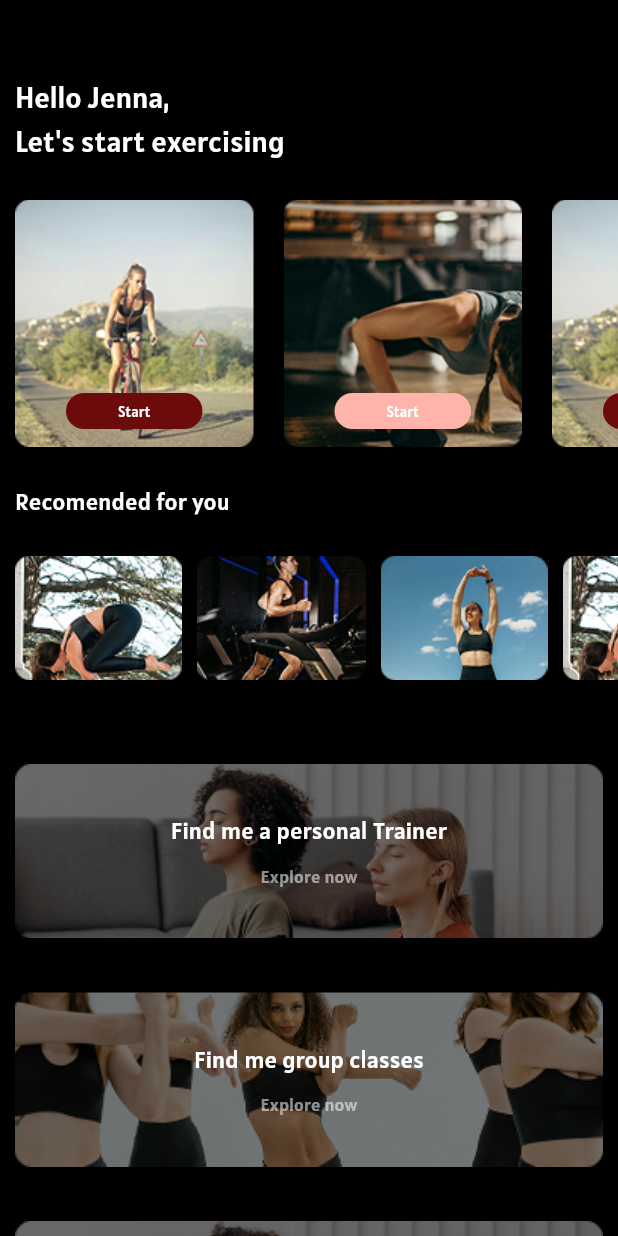
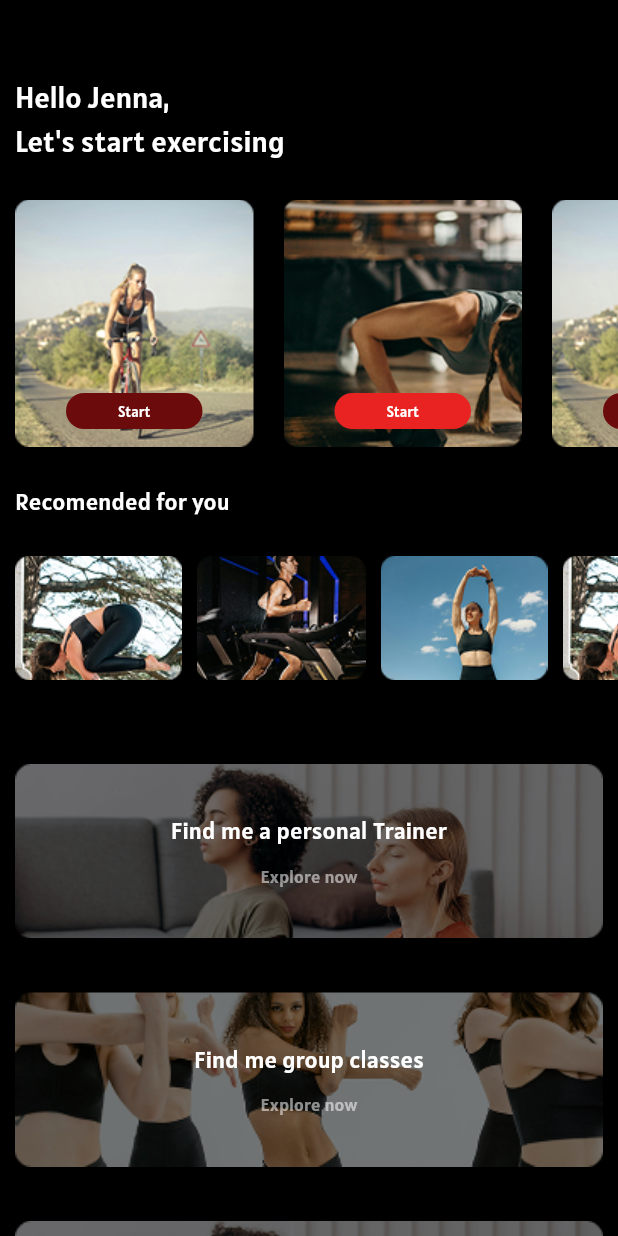
Before and after one commit to parindyaliyanage/intern_task_1, a Flutter app: the MainDashboard screen opened by its route, on a phone screen of 412 x 824 dp. Run offline on Flutter 3.47's test engine with Material 3 defaults, Android fonts, the light colour scheme and no system bars; our stand-ins replace go_router.

Commit message:
fixed widgets in main_dashboard

```diff
--- a/lib/screens/main_dashboard/exercises_list.dart
+++ b/lib/screens/main_dashboard/exercises_list.dart
@@ -1,103 +1,6 @@
 import 'package:flutter/material.dart';
-import 'package:go_router/go_router.dart';
 import 'package:intern_task_1/widgets/main_dashboard_widgets/explore.dart';
 import 'package:intern_task_1/widgets/main_dashboard_widgets/recommendation.dart';
-import 'package:intern_task_1/themes/colors.dart';
-import 'package:intern_task_1/themes/text_styles.dart';
-
-// exercises imaeg list
-
-final List<Widget> exercisesImages = [
-  Builder(
-    builder:
-        (context) => Padding(
-          padding: const EdgeInsets.symmetric(vertical: 1.0, horizontal: 10.0),
-          child: Stack(
-            alignment: Alignment.bottomCenter,
-            children: [
-              ClipRRect(
-                child: Image.asset(
-                  'assets/images/cycling.png',
-                  fit: BoxFit.contain,
-                ),
-              ),
-              FilledButton(
-                onPressed: () {
-                  //! DailyWorkoutPlan
-                  GoRouter.of(context).push('/workout');
-                },
-                style: FilledButton.styleFrom(
-                  backgroundColor: AppColors.seedColor,
-                  padding: const EdgeInsets.symmetric(
-                    horizontal: 1,
-                    vertical: 5,
-                  ),
-                  minimumSize: const Size(91, 8),
-                ),
-                child: Text('Start', style: AppTextStyles.exercisesDashboard),
-              ),
-            ],
-          ),
-        ),
-  ),
-  Padding(
-    padding: const EdgeInsets.symmetric(vertical: 1.0, horizontal: 10.0),
-    child: Stack(
-      alignment: Alignment.bottomCenter,
-      children: [
-        ClipRRect(
-          child: Image.asset('assets/images/pushups.png', fit: BoxFit.contain),
-        ),
-        FilledButton(
-          onPressed: () {},
-          style: FilledButton.styleFrom(
-            padding: const EdgeInsets.symmetric(horizontal: 1, vertical: 5),
-            minimumSize: const Size(91, 8),
-          ),
-          child: Text('Start', style: AppTextStyles.exercisesDashboard),
-        ),
-      ],
-    ),
-  ),
-  Padding(
-    padding: const EdgeInsets.symmetric(vertical: 1.0, horizontal: 10.0),
-    child: Stack(
-      alignment: Alignment.bottomCenter,
-      children: [
-        ClipRRect(
-          child: Image.asset('assets/images/cycling.png', fit: BoxFit.contain),
-        ),
-        FilledButton(
-          onPressed: () {},
-          style: FilledButton.styleFrom(
-            backgroundColor: AppColors.seedColor,
-            padding: const EdgeInsets.symmetric(horizontal: 1, vertical: 5),
-            minimumSize: const Size(91, 8),
-          ),
-          child: Text('Start', style: AppTextStyles.exercisesDashboard),
-        ),
-      ],
-    ),
-  ),
-];
-
-// final List<Widget> exercisesImages = [
-//   const StartButtonsWidget(
-//     imagePath: 'assets/images/cycling.png',
-//     route: '/workout',
-//     buttonColor: AppColors.seedColor,
-//   ),
-//   const StartButtonsWidget(
-//     imagePath: 'assets/images/pushups.png',
-//     route: '/pushups',
-//     buttonColor: Colors.orange,
-//   ),
-//   const StartButtonsWidget(
-//     imagePath: 'assets/images/yoga.png',
-//     route: '/yoga',
-//     buttonColor: Colors.blueAccent,
-//   ),
-// ];
 
 //recommend images list
 
@@ -107,13 +10,6 @@ final List<Widget> recomendImages = [
   const Recommendation(imagePath: 'assets/images/yoga2.png'),
   const Recommendation(imagePath: 'assets/images/yoga1.png'),
 ];
-
-// final List<Widget> recomendImages = [
-//   Image.asset('assets/images/yoga1.png', fit: BoxFit.contain),
-//   Image.asset('assets/images/running.png', fit: BoxFit.contain),
-//   Image.asset('assets/images/yoga2.png', fit: BoxFit.contain),
-//   Image.asset('assets/images/yoga1.png', fit: BoxFit.contain),
-// ];
 
 //explore Images list
 
--- a/lib/screens/main_dashboard/main_dashboard.dart
+++ b/lib/screens/main_dashboard/main_dashboard.dart
@@ -3,6 +3,7 @@ import 'package:intern_task_1/providers/user_provider.dart';
 import 'package:intern_task_1/themes/colors.dart';
 import 'package:intern_task_1/themes/text_styles.dart';
 import 'package:intern_task_1/screens/main_dashboard/exercises_list.dart';
+import 'package:intern_task_1/widgets/main_dashboard_widgets/start_buttons_widget.dart';
 import 'package:provider/provider.dart';
 
 class MainDashboard extends StatefulWidget {
@@ -47,7 +48,23 @@ class _MainDashboardState extends State<MainDashboard> {
               child: ListView(
                 scrollDirection: Axis.horizontal,
                 padding: const EdgeInsets.only(bottom: 10.0),
-                children: exercisesImages,
+                children: const [
+                  StartButtonsWidget(
+                    imagePath: 'assets/images/cycling.png',
+                    route: '/workout',
+                    buttonColor: AppColors.seedColor,
+                  ),
+                  StartButtonsWidget(
+                    imagePath: 'assets/images/pushups.png',
+                    route: '/workout',
+                    buttonColor: AppColors.buttonColor,
+                  ),
+                  StartButtonsWidget(
+                    imagePath: 'assets/images/cycling.png',
+                    route: '/workout',
+                    buttonColor: AppColors.seedColor,
+                  ),
+                ],
               ),
             ),
           ),
--- a/lib/widgets/main_dashboard_widgets/start_buttons_widget.dart
+++ b/lib/widgets/main_dashboard_widgets/start_buttons_widget.dart
@@ -1,48 +1,40 @@
-// import 'package:flutter/material.dart';
-// import 'package:go_router/go_router.dart';
-// import 'package:intern_task_1/themes/colors.dart';
-// import 'package:intern_task_1/themes/text_styles.dart';
+import 'package:flutter/material.dart';
+import 'package:go_router/go_router.dart';
+import 'package:intern_task_1/themes/text_styles.dart';
 
-// class StartButtonsWidget extends StatelessWidget {
-//   final String imagePath;
-//   final String buttonText;
-//   final String route;
-//   final EdgeInsets padding;
-//   final Color buttonColor;
+class StartButtonsWidget extends StatelessWidget {
+  final String imagePath;
+  final String route;
+  final Color buttonColor;
 
-//   const StartButtonsWidget({
-//     super.key,
-//     required this.imagePath,
-//     required this.route,
-//     this.buttonText = 'Start',
-//     this.padding = const EdgeInsets.symmetric(vertical: 1.0, horizontal: 10.0),
-//     this.buttonColor = AppColors.seedColor,
-//   });
+  const StartButtonsWidget({
+    super.key,
+    required this.imagePath,
+    required this.route,
+    required this.buttonColor,
+  });
 
-//   @override
-//   Widget build(BuildContext context) {
-//     return Padding(
-//       padding: padding,
-//       child: Stack(
-//         alignment: Alignment.bottomCenter,
-//         children: [
-//           ClipRRect(
-//             borderRadius: BorderRadius.circular(16),
-//             child: Image.asset(imagePath, fit: BoxFit.contain),
-//           ),
-//           FilledButton(
-//             onPressed: () {
-//               GoRouter.of(context).push(route);
-//             },
-//             style: FilledButton.styleFrom(
-//               backgroundColor: buttonColor,
-//               padding: const EdgeInsets.symmetric(horizontal: 1, vertical: 5),
-//               minimumSize: const Size(91, 8),
-//             ),
-//             child: Text(buttonText, style: AppTextStyles.exercisesDashboard),
-//           ),
-//         ],
-//       ),
-//     );
-//   }
-// }
+  @override
+  Widget build(BuildContext context) {
+    return Padding(
+      padding: const EdgeInsets.symmetric(vertical: 1.0, horizontal: 10.0),
+      child: Stack(
+        alignment: Alignment.bottomCenter,
+        children: [
+          ClipRRect(child: Image.asset(imagePath, fit: BoxFit.contain)),
+          FilledButton(
+            onPressed: () {
+              GoRouter.of(context).push(route);
+            },
+            style: FilledButton.styleFrom(
+              backgroundColor: buttonColor,
+              padding: const EdgeInsets.symmetric(horizontal: 1, vertical: 5),
+              minimumSize: const Size(91, 8),
+            ),
+            child: Text('Start', style: AppTextStyles.exercisesDashboard),
+          ),
+        ],
+      ),
+    );
+  }
+}
```
